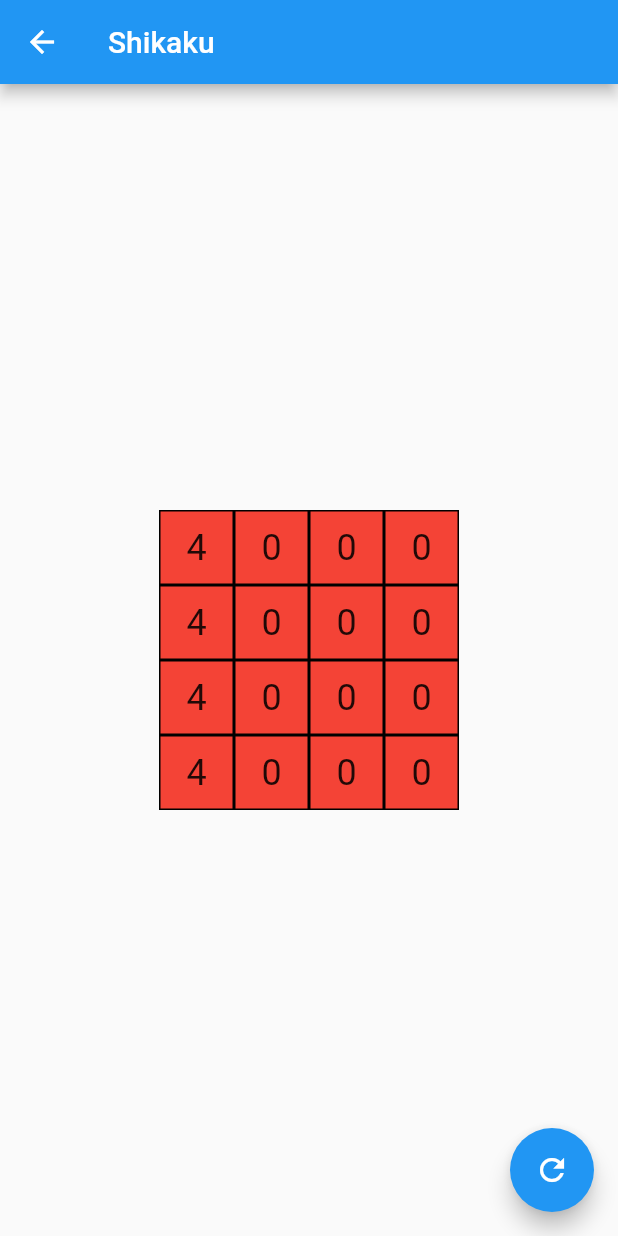
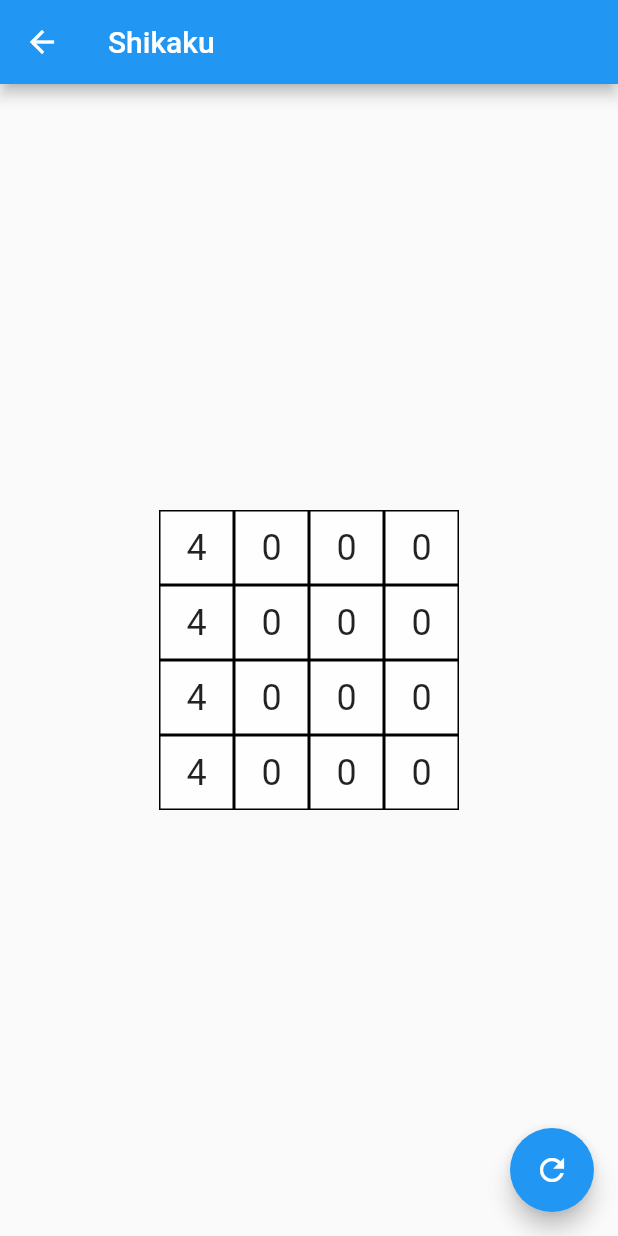
Before and after one commit to neoalienson/minigames, a Flutter app: the ShikakuGame screen opened directly, on a phone screen of 412 x 824 dp. Run offline on Flutter 3.47's test engine with Material 2 defaults, Android fonts, the phone set to English and light mode, and no system bars.

Commit message:
Add the base color back

```diff
--- a/lib/shikaku.dart
+++ b/lib/shikaku.dart
@@ -19,6 +19,7 @@ class _ShikakuGameState extends State<ShikakuGame> {
   final _logger = Logger('ShikakuGame');
   int colorIndex = 0;
   final List<Color> colors = [
+    Colors.white70,
     Colors.red,
     Colors.green,
     Colors.blue,
```
